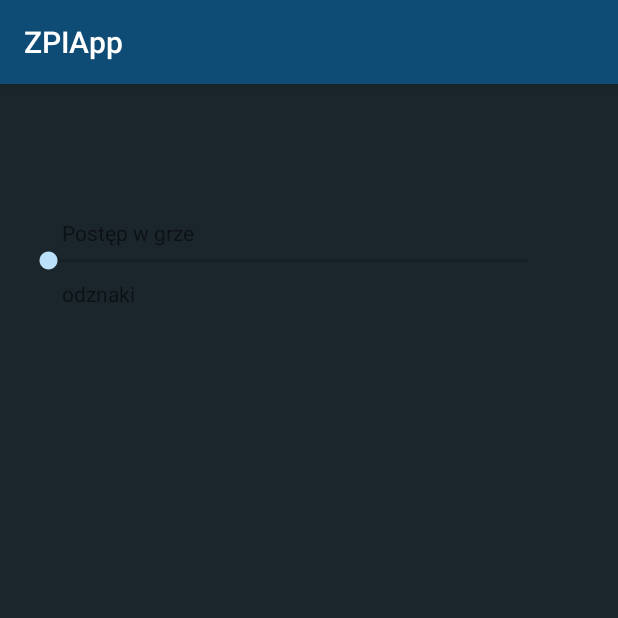
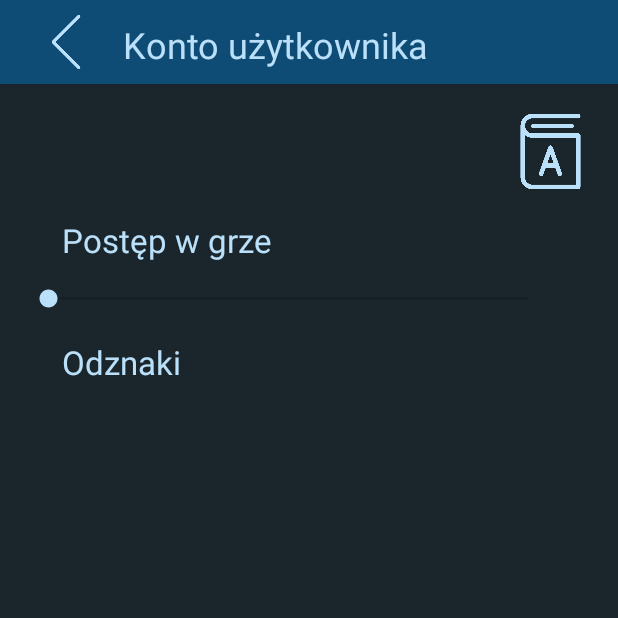
Before and after one commit to dwarchol/ZPI-projekt, an Android app: the KontoUzytkownika screen opened directly, with no data from a screen before it, on a phone screen of 412 x 824 dp, the top half of it. Run offline under Robolectric (Android 15) with nearby library versions, the phone set to English and light mode, and no system bars.

Commit message:
poprawa popupa i konta użytkownika

```diff
--- a/ZPIApp/app/src/main/java/com/hfad/zpiapp/KontoUzytkownika.java
+++ b/ZPIApp/app/src/main/java/com/hfad/zpiapp/KontoUzytkownika.java
@@ -1,5 +1,6 @@
 package com.hfad.zpiapp;
 
+import android.support.v7.app.ActionBar;
 import android.support.v7.app.AppCompatActivity;
 import android.os.Bundle;
 
@@ -9,5 +10,9 @@ public class KontoUzytkownika extends AppCompatActivity {
     protected void onCreate(Bundle savedInstanceState) {
         super.onCreate(savedInstanceState);
         setContentView(R.layout.activity_konto_uzytkownika);
+
+        this.getSupportActionBar().setDisplayOptions(ActionBar.DISPLAY_SHOW_CUSTOM);
+        getSupportActionBar().setDisplayShowCustomEnabled(true);
+        getSupportActionBar().setCustomView(R.layout.custom_action_bar_2);
     }
 }
--- a/ZPIApp/app/src/main/java/com/hfad/zpiapp/Startowa.java
+++ b/ZPIApp/app/src/main/java/com/hfad/zpiapp/Startowa.java
@@ -40,6 +40,10 @@ public class Startowa extends AppCompatActivity{
 
         haveAccountDialog = new Dialog(this);
         registerDialog = new Dialog(this);
+        haveAccountDialog.setCancelable(true);
+        registerDialog.setCancelable(true);
+        haveAccountDialog.setCanceledOnTouchOutside(false);
+        registerDialog.setCanceledOnTouchOutside(false);
         ctx = this;
     }
 
--- a/ZPIApp/app/src/main/res/layout/activity_konto_uzytkownika.xml
+++ b/ZPIApp/app/src/main/res/layout/activity_konto_uzytkownika.xml
@@ -6,6 +6,15 @@
     android:layout_height="match_parent"
     android:background="@color/backgroundColor"
     tools:context=".KontoUzytkownika">
+
+    <ImageView
+        android:layout_width="50dp"
+        android:layout_height="50dp"
+        android:layout_marginTop="20dp"
+        android:layout_marginEnd="20dp"
+        android:src="@drawable/bookwhite"
+        app:layout_constraintRight_toRightOf="parent"
+        app:layout_constraintTop_toTopOf="parent" />
     <TextView
         android:id="@+id/postep_gView"
         android:layout_width="wrap_content"
@@ -15,7 +24,9 @@
         android:text="Postęp w grze"
         app:layout_constraintBottom_toTopOf="@+id/seekBar"
         app:layout_constraintStart_toStartOf="@+id/seekBar"
-        app:layout_constraintTop_toTopOf="parent" />
+        app:layout_constraintTop_toTopOf="parent"
+        android:textSize="22dp"
+        android:textColor="@color/textColor"/>
 
     <SeekBar
         android:id="@+id/seekBar"
@@ -23,6 +34,7 @@
         android:layout_height="wrap_content"
         android:layout_marginStart="16dp"
         android:layout_marginBottom="3dp"
+        android:layout_marginTop="15dp"
         app:layout_constraintBottom_toTopOf="@+id/odznazki_textView"
         app:layout_constraintStart_toStartOf="parent"
         app:layout_constraintTop_toBottomOf="@+id/postep_gView" />
@@ -33,10 +45,13 @@
         android:layout_height="wrap_content"
         android:layout_marginStart="25dp"
         android:layout_marginBottom="1dp"
-        android:text="odznaki"
+        android:layout_marginTop="15dp"
+        android:text="@string/odznaki"
         app:layout_constraintBottom_toTopOf="@id/seekBar"
         app:layout_constraintStart_toStartOf="@+id/seekBar"
-        app:layout_constraintTop_toBottomOf="@+id/seekBar" />
+        app:layout_constraintTop_toBottomOf="@+id/seekBar"
+        android:textSize="22dp"
+        android:textColor="@color/textColor"/>
 
     <GridView
         android:layout_width="0dp"
@@ -44,6 +59,7 @@
         android:layout_marginStart="1dp"
         android:layout_marginEnd="1dp"
         android:layout_marginBottom="1dp"
+        android:layout_marginTop="15dp"
         app:layout_constraintBottom_toBottomOf="parent"
         app:layout_constraintEnd_toEndOf="parent"
         app:layout_constraintStart_toStartOf="parent"
--- a/ZPIApp/app/src/main/res/layout/custom_action_bar_2.xml
+++ b/ZPIApp/app/src/main/res/layout/custom_action_bar_2.xml
@@ -12,7 +12,7 @@
     <LinearLayout
         android:layout_width = "0dp"
         android:layout_height = "match_parent"
-        android:layout_weight = "0.18">
+        android:layout_weight = "0.1">
         <ImageView
             android:id="@+id/settings"
             android:layout_width="wrap_content"
@@ -24,14 +24,14 @@
     <LinearLayout
         android:layout_width = "0dp"
         android:layout_height = "match_parent"
-        android:layout_weight = "0.64"
+        android:layout_weight = "0.74"
         android:layout_gravity="bottom">
-        <TextViews
+        <TextView
             android:layout_width = "wrap_content"
             android:layout_height = "wrap_content"
-            android:layout_marginLeft = "10dp"
+            android:layout_marginLeft = "20dp"
             android:text = "@string/userAccount"
-            android:textSize = "12dp"
+            android:textSize = "24dp"
             android:textColor = "@color/textColor"
             android:gravity="bottom"
             android:layout_gravity="bottom"
@@ -42,6 +42,6 @@
     <LinearLayout
         android:layout_width = "0dp"
         android:layout_height = "match_parent"
-        android:layout_weight = "0.18">
+        android:layout_weight = "0.16">
     </LinearLayout>
 </LinearLayout>
--- a/ZPIApp/app/src/main/res/layout/popup_pytania.xml
+++ b/ZPIApp/app/src/main/res/layout/popup_pytania.xml
@@ -25,6 +25,11 @@
         android:text="@string/Pytanie"
         android:textColor="@color/textColor"
         android:textSize="20dp" />
+
+    <ImageView
+        android:layout_width="wrap_content"
+        android:layout_height="wrap_content"
+        android:visibility="invisible"/>
 
     <EditText
         android:id="@+id/odpowiedz_editTex"
--- a/ZPIApp/app/src/main/res/values/strings.xml
+++ b/ZPIApp/app/src/main/res/values/strings.xml
@@ -42,4 +42,5 @@
     <string name="nazwaZagadki">Nazwa odznaki</string>
     <string name="opisZagadki">Opis odznaki</string>
     <string name="Zagadka_w_poblizu">Zagadka typu znajdź punkt w okolicy</string>
+    <string name="odznaki">Odznaki</string>
 </resources>
```
Also changed, not shown: ZPIApp/app/src/main/java/com/hfad/zpiapp/Glowna.java (+13 -4 lines), ZPIApp/app/src/main/java/com/hfad/zpiapp/Ustawienia.java (+7 -0 lines).
